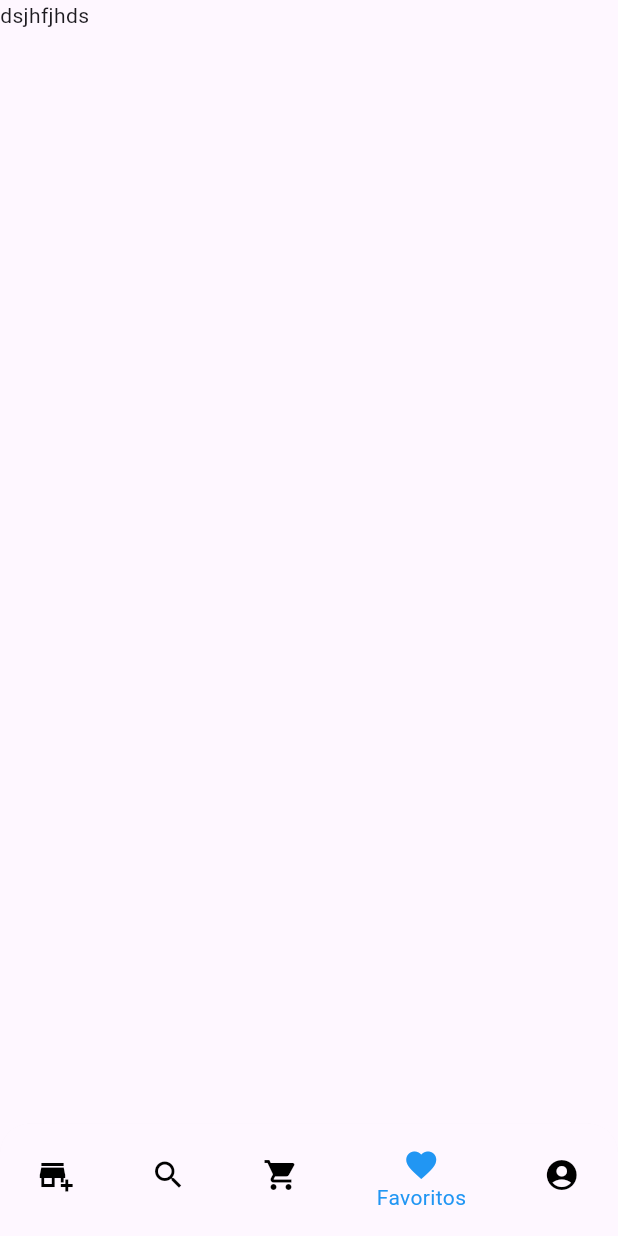
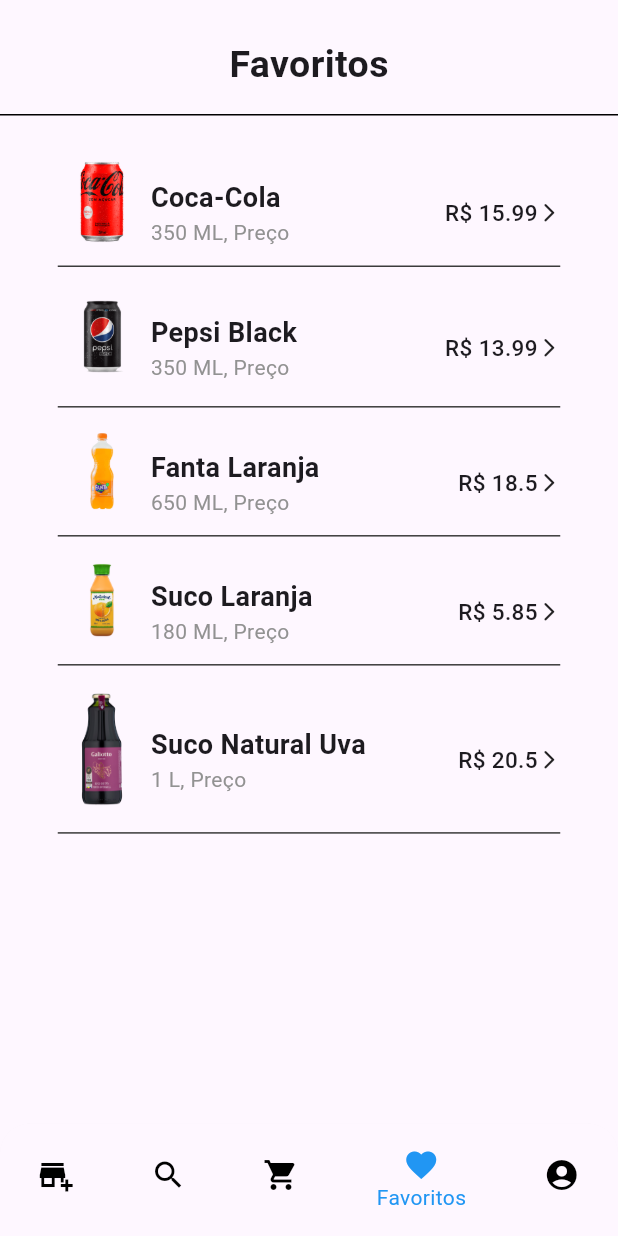
Before and after one commit to Rezende-Fabio/fruit-market, a Flutter app: the Home screen opened directly, swiped to page 4, on a phone screen of 412 x 824 dp. Run offline on Flutter 3.47's test engine with Material 2 defaults, Android fonts, the phone set to English and light mode, and no system bars.

Commit message:
added to favorites page

```diff
--- /dev/null
+++ b/lib/components/favorite_list.dart
@@ -0,0 +1,114 @@
+import 'package:flutter/material.dart';
+import '../models/Favorito.dart';
+
+class FavoriteList extends StatelessWidget {
+  final _favoritos = [
+    Favorito(
+      id: 1,
+      titulo: "Coca-Cola",
+      imagem: Image.asset("assets/coca_cola.png"),
+      preco: 15.99,
+      litragem: "350 ML",
+    ),
+    Favorito(
+        id: 2,
+        titulo: "Pepsi Black",
+        imagem: Image.asset("assets/pepsi_black.png"),
+        preco: 13.99,
+        litragem: "350 ML",
+    ),
+    Favorito(
+        id: 3,
+        titulo: "Fanta Laranja",
+        imagem: Image.asset("assets/fanta_laranja.png"),
+        preco: 18.50,
+        litragem: "650 ML",
+    ),
+    Favorito(
+        id: 4,
+        titulo: "Suco Laranja",
+        imagem: Image.asset("assets/suco_laranja.png"),
+        preco: 5.85,
+        litragem: "180 ML",
+    ),
+    Favorito(
+        id: 5,
+        titulo: "Suco Natural Uva",
+        imagem: Image.asset("assets/suco_uva.png"),
+        preco: 20.50,
+        litragem: "1 L",
+    )
+  ];
+
+  @override
+  Widget build(BuildContext context) {
+    return Container(
+      height: 700,
+      width: 365,
+      child: ListView.builder(
+        itemCount: _favoritos.length,
+        itemBuilder: (ctx, index) {
+          final fv = _favoritos[index];
+          return Padding(
+            padding: const EdgeInsets.fromLTRB(15, 15, 15, 0),
+            child: Container(
+              decoration: const BoxDecoration(
+                border: Border(
+                  bottom:
+                      BorderSide(color: Color.fromARGB(255, 59, 59, 59)),
+                ),
+              ),
+              child: Row(
+                children: [
+                  Padding(
+                    padding: const EdgeInsets.only(left: 2, bottom: 15, right: 5),
+                    child: Container(
+                      width: 55,
+                      child: fv.imagem,
+                    ),
+                  ),
+                  Expanded(
+                    child: Row(
+                      mainAxisAlignment: MainAxisAlignment.spaceBetween,
+                      children: [
+                        Column(
+                          crossAxisAlignment: CrossAxisAlignment.start,
+                          children: [
+                            Text(
+                              fv.titulo,
+                              style: const TextStyle(
+                                  fontWeight: FontWeight.bold, fontSize: 18),
+                            ),
+                            Text(
+                              "${fv.litragem}, Preço",
+                              style: const TextStyle(color: Color.fromARGB(255, 146, 146, 146)),
+                            ),
+                          ],
+                        ),
+                        Row(
+                          children: [
+                            Text(
+                              "R\$ ${fv.preco.toString()}",
+                              style: const TextStyle(
+                                fontWeight: FontWeight.w500,
+                                fontSize: 15,
+                              ),
+                            ),
+                            const Icon(
+                              Icons.arrow_forward_ios_rounded,
+                              size: 15,
+                            )
+                          ],
+                        )
+                      ],
+                    ),
+                  )
+                ],
+              ),
+            ),
+          );
+        },
+      ),
+    );
+  }
+}
--- a/lib/components/find_products.dart
+++ b/lib/components/find_products.dart
@@ -14,7 +14,7 @@ class FindProducts extends StatelessWidget {
           child: Column(
             mainAxisAlignment: MainAxisAlignment.spaceAround,
             children: [
-              Text(
+              const Text(
                 "Encontrar Produtos",
                 style: TextStyle(
                   fontWeight: FontWeight.bold,
@@ -29,10 +29,10 @@ class FindProducts extends StatelessWidget {
                     ),
                     enabledBorder: OutlineInputBorder(
                       borderSide:
-                          BorderSide(color: Color.fromARGB(255, 213, 213, 213)),
+                          const BorderSide(color: Color.fromARGB(255, 213, 213, 213)),
                       borderRadius: BorderRadius.circular(10.0),
                     ),
-                    fillColor: Color.fromARGB(255, 213, 213, 213),
+                    fillColor: const Color.fromARGB(255, 213, 213, 213),
                     filled: true,
                     hintText: 'Pesquisa',
                     prefixIcon: Icon(Icons.search)),
--- a/lib/components/products_list.dart
+++ b/lib/components/products_list.dart
@@ -1,57 +1,57 @@
 import 'package:flutter/material.dart';
-import '../models/Produtos.dart';
+import '../models/Produto.dart';
 
 class ProductsList extends StatelessWidget {
   final _prdutos = [
-    Produtos(
+    Produto(
       id: 1,
       titulo: "Maçâ",
       imagem: Image.asset("assets/maca.png"),
       cor: Color.fromARGB(255, 197, 16, 16),
     ),
-    Produtos(
+    Produto(
       id: 2,
       titulo: "Banana da Terra",
       imagem: Image.asset("assets/banana.png"),
       cor: const Color.fromARGB(255, 238, 184, 19),
     ),
-    Produtos(
+    Produto(
       id: 3,
       titulo: "Pera",
       imagem: Image.asset("assets/pera.png"),
       cor: Color.fromARGB(255, 231, 192, 75),
     ),
-    Produtos(
+    Produto(
       id: 4,
       titulo: "Abacaxi",
       imagem: Image.asset("assets/abacaxi.png"),
       cor: Color.fromARGB(255, 145, 121, 49),
     ),
-    Produtos(
+    Produto(
       id: 5,
       titulo: "Kiwi",
       imagem: Image.asset("assets/kiwi.png"),
       cor: Color.fromARGB(255, 90, 71, 14),
     ),
-    Produtos(
+    Produto(
       id: 6,
       titulo: "Mamão",
       imagem: Image.asset("assets/mamao.png"),
       cor: Color.fromARGB(255, 242, 192, 43),
     ),
-    Produtos(
+    Produto(
       id: 7,
       titulo: "Abacate",
       imagem: Image.asset("assets/abacate.png"),
       cor: Color.fromARGB(255, 11, 132, 2),
     ),
-    Produtos(
+    Produto(
       id: 8,
       titulo: "Uva Roxa",
       imagem: Image.asset("assets/uva_roxa.png"),
       cor: Color.fromARGB(255, 155, 3, 197),
     ),
-    Produtos(
+    Produto(
       id: 8,
       titulo: "Uva Verde",
       imagem: Image.asset("assets/uva_verde.png"),
@@ -61,15 +61,18 @@ class ProductsList extends StatelessWidget {
 
   @override
   Widget build(BuildContext context) {
-    return GridView.builder(
-      gridDelegate: SliverGridDelegateWithFixedCrossAxisCount(
+    return Container(
+      height: 600,
+      width: 365,
+      child: GridView.builder(
+        gridDelegate: const SliverGridDelegateWithFixedCrossAxisCount(
           crossAxisCount: 2, // Número de colunas
         ),
         itemCount: _prdutos.length,
         itemBuilder: (ctx, index) {
           final pr = _prdutos[index];
           return Padding(
-          padding: EdgeInsets.all(5),
+            padding: const EdgeInsets.all(5),
             child: Container(
               decoration: BoxDecoration(
                 color: pr.cor.withOpacity(0.2),
@@ -79,7 +82,7 @@ class ProductsList extends StatelessWidget {
                   width: 2.0,
                 ),
               ),
-            padding: EdgeInsets.all(15),
+              padding: const EdgeInsets.all(15),
               child: Center(
                   child: Column(
                 children: [
@@ -90,8 +93,8 @@ class ProductsList extends StatelessWidget {
                   Padding(
                     padding: const EdgeInsets.only(top: 25),
                     child: Text(
-                    "${pr.titulo}",
-                    style: TextStyle(
+                      pr.titulo,
+                      style: const TextStyle(
                         fontWeight: FontWeight.bold,
                         fontSize: 18,
                       ),
@@ -102,6 +105,7 @@ class ProductsList extends StatelessWidget {
             ),
           );
         },
+      ),
     );
   }
 }
--- /dev/null
+++ b/lib/models/Favorito.dart
@@ -0,0 +1,17 @@
+import 'package:flutter/material.dart';
+
+class Favorito {
+  final int id;
+  final String titulo;
+  final Image imagem;
+  final double preco;
+  final String litragem;
+
+  Favorito({
+    required this.id,
+    required this.titulo,
+    required this.imagem,
+    required this.preco,
+    required this.litragem
+  });
+}
--- a/lib/models/Produtos.dart
+++ b/lib/models/Produto.dart
@@ -1,12 +1,12 @@
 import 'package:flutter/material.dart';
 
-class Produtos {
+class Produto {
   final int id;
   final String titulo;
   final Image imagem;
   final Color cor;
 
-  Produtos({
+  Produto({
     required this.id,
     required this.titulo,
     required this.imagem,
--- a/lib/pages/explore.dart
+++ b/lib/pages/explore.dart
@@ -18,12 +18,8 @@ class _ExploreState extends State<Explore> {
       child: SizedBox(
         child: Column(
           children: [
-            FindProducts(),
-            Container(
-              height: 600,
-              width: 365,
-              child: ProductsList(),
-            ),
+            const FindProducts(),
+            ProductsList(),
           ],
         ),
       ),
--- /dev/null
+++ b/lib/pages/favorite.dart
@@ -0,0 +1,43 @@
+import 'package:flutter/material.dart';
+import '../components/favorite_list.dart';
+
+class Favorite extends StatefulWidget {
+  const Favorite({super.key});
+
+  @override
+  State<Favorite> createState() => _FavoriteState();
+}
+
+class _FavoriteState extends State<Favorite> {
+  @override
+  Widget build(BuildContext context) {
+    return SafeArea(
+      child: SingleChildScrollView(
+      padding: const EdgeInsets.only(top: 25),
+      child: SizedBox(
+        child: Column(
+          children: [
+            const Row(
+              mainAxisAlignment: MainAxisAlignment.center,
+              children: [
+                Text(
+                  "Favoritos",
+                  style: TextStyle(
+                    fontWeight: FontWeight.bold,
+                    fontSize: 25,
+                  ),
+                ),
+              ],
+            ),
+            Container(
+              height: 1, // Altura da linha
+              color: Colors.black,
+              margin: EdgeInsets.only(top: 15, bottom: 15), // Cor da linha
+            ),
+            FavoriteList(),
+          ],
+        ),
+      ),
+    ));
+  }
+}
--- a/lib/pages/home.dart
+++ b/lib/pages/home.dart
@@ -1,6 +1,7 @@
 import 'package:flutter/material.dart';
 import 'package:fruit_market/pages/explore.dart';
 import '../components/bottom_navigator.dart';
+import '../pages/favorite.dart';
 
 class Home extends StatefulWidget {
   const Home({Key? key}) : super(key: key);
@@ -31,9 +32,7 @@ class _HomeState extends State<Home> {
           Container(
             child: Text("dsjhfjhds"),
           ),
-          Container(
-            child: Text("dsjhfjhds"),
-          ),
+          Favorite(),
           Container(
             child: Text("dsjhfjhds"),
           )
```
Also changed, not shown: assets/coca_cola.png (added), assets/fanta_laranja.png (added), assets/pepsi_black.png (added), assets/suco_laranja.png (added), assets/suco_uva.png (added). Lines whose indentation alone changed are shown as unchanged.
